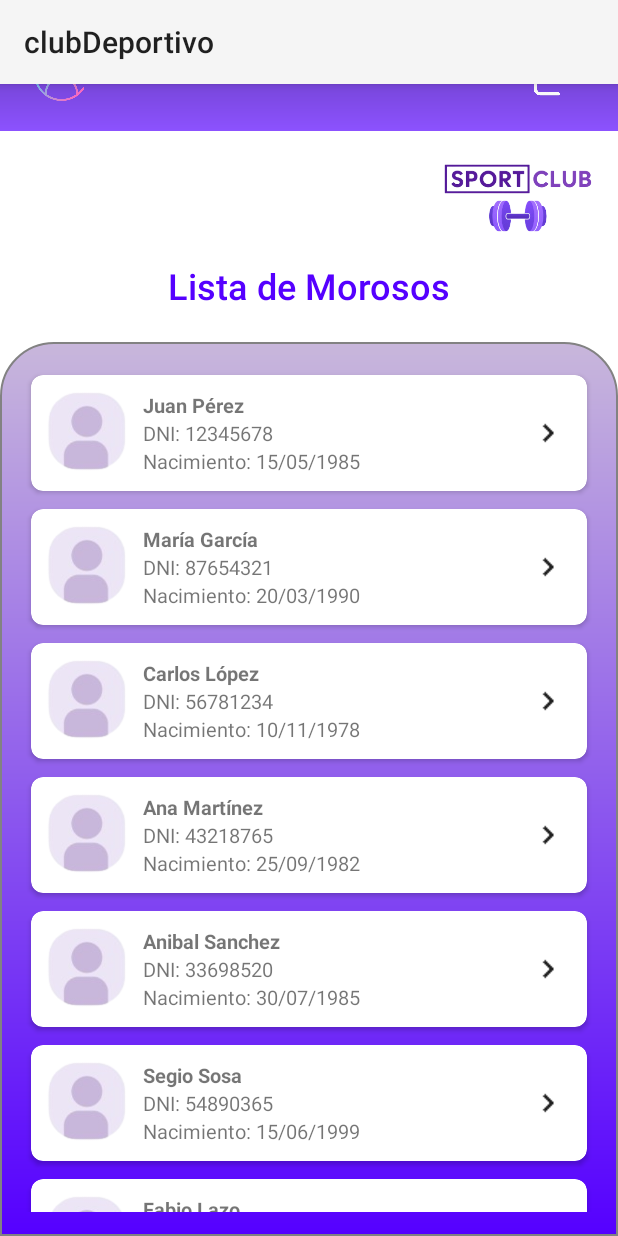
After one commit to Marl8/clubDeportivo-mobile-app, an Android app: the ListaMorososActivity screen opened directly, with no data from a screen before it, on a phone screen of 412 x 824 dp. The commit adds this screen. Run offline under Robolectric (Android 15) with nearby library versions, the light colour scheme and no system bars.

Commit message:
Add ListaMorososActivity

```diff
--- a/app/src/main/AndroidManifest.xml
+++ b/app/src/main/AndroidManifest.xml
@@ -13,9 +13,11 @@
         android:theme="@style/Theme.ClubDeportivo"
         tools:targetApi="31">
         <activity
+            android:name=".activities.ListaMorososActivity"
+            android:exported="false" />
+        <activity
             android:name=".activities.PagarCuotaActivity"
             android:exported="false" />
-
         <activity
             android:name=".activities.CarnetActivity"
             android:exported="false" />
--- /dev/null
+++ b/app/src/main/java/com/example/clubdeportivo/activities/ListaMorososActivity.kt
@@ -0,0 +1,78 @@
+package com.example.clubdeportivo.activities
+
+import android.os.Bundle
+import android.view.LayoutInflater
+import android.view.ViewGroup
+import android.widget.ImageButton
+import android.widget.TextView
+import android.widget.Toast
+import androidx.activity.enableEdgeToEdge
+import androidx.appcompat.app.AppCompatActivity
+import androidx.core.view.ViewCompat
+import androidx.core.view.WindowInsetsCompat
+import androidx.recyclerview.widget.LinearLayoutManager
+import androidx.recyclerview.widget.RecyclerView
+import com.example.clubdeportivo.R
+import com.example.clubdeportivo.utils.setupLogoutButton
+
+class ListaMorososActivity : AppCompatActivity() {
+
+    override fun onCreate(savedInstanceState: Bundle?) {
+        super.onCreate(savedInstanceState)
+        enableEdgeToEdge()
+        setContentView(R.layout.activity_lista_morosos)
+
+        // Funcionalidad del botón Exit
+        val btnExit: ImageButton = findViewById(R.id.btnExit)
+        setupLogoutButton(this, btnExit)
+
+        // Setea el titulo dinámicamente
+        val title = findViewById<TextView>(R.id.title_socio)
+        title.text = "Lista de Morosos"
+
+        // Configurar RecyclerView
+        val rvMorosos: RecyclerView = findViewById(R.id.rvMorosos)
+        rvMorosos.layoutManager = LinearLayoutManager(this)
+
+        // Datos de prueba (nombre, dni, fecha)
+        val socios = listOf(
+            Triple("Juan Pérez", "12345678", "15/05/1985"),
+            Triple("María García", "87654321", "20/03/1990"),
+            Triple("Carlos López", "56781234", "10/11/1978"),
+            Triple("Ana Martínez", "43218765", "25/09/1982"),
+            Triple("Anibal Sanchez", "33698520", "30/07/1985"),
+            Triple("Segio Sosa", "54890365", "15/06/1999"),
+            Triple("Fabio Lazo", "29852047", "12/09/1981"),
+            Triple("Silvia Gonzalez", "40682127", "06/02/1991")
+        )
+
+        /**
+         * Adapter
+         *
+         * Adapter: Convierte los datos en elementos visuales
+         *
+         * RecyclerView: Muestra los elementos en pantalla
+         * */
+
+        rvMorosos.adapter = object : RecyclerView.Adapter<RecyclerView.ViewHolder>() {
+
+            // 1. onCreateViewHolder - Infla el layout de cada ítem
+            override fun onCreateViewHolder(parent: ViewGroup, viewType: Int): RecyclerView.ViewHolder {
+                val view = layoutInflater.inflate(R.layout.component_list_socios, parent, false)
+                return object : RecyclerView.ViewHolder(view){}
+            }
+
+            // 2. onBindViewHolder - Asigna los datos a las vistas
+            override fun onBindViewHolder(holder: RecyclerView.ViewHolder, position: Int) {
+                val (nombre, dni, fechaNac) = socios[position]
+
+                holder.itemView.apply {
+                    findViewById<TextView>(R.id.editTextText).text = nombre
+                    findViewById<TextView>(R.id.txtDni).text = "DNI: $dni"
+                    findViewById<TextView>(R.id.txtFech_nacimiento).text = "Nacimiento: $fechaNac"
+                }
+            }
+            override fun getItemCount(): Int = socios.size
+        }
+    }
+}
--- a/app/src/main/java/com/example/clubdeportivo/activities/MenuActivity.kt
+++ b/app/src/main/java/com/example/clubdeportivo/activities/MenuActivity.kt
@@ -22,6 +22,7 @@ class MenuActivity : AppCompatActivity() {
         val btnNoSocio: ImageButton = findViewById(R.id.btnNoSocio)
         val btnCarnet: ImageButton = findViewById(R.id.btnCarnet)
         val btnCuota: ImageButton = findViewById(R.id.btnPagoCuota)
+        val btnListaMorosos: ImageButton = findViewById(R.id.btnListaMorosos)
 
         btnSocio.setOnClickListener{
             val intent = Intent(this, InscribirSocioActivity::class.java)
@@ -42,5 +43,10 @@ class MenuActivity : AppCompatActivity() {
             val intent = Intent(this, PagarCuotaActivity::class.java)
             startActivity(intent)
         }
+
+        btnListaMorosos.setOnClickListener {
+            val intent = Intent(this, ListaMorososActivity::class.java)
+            startActivity(intent)
+        }
     }
 }
--- /dev/null
+++ b/app/src/main/res/layout/activity_lista_morosos.xml
@@ -0,0 +1,33 @@
+<?xml version="1.0" encoding="utf-8"?>
+<LinearLayout xmlns:android="http://schemas.android.com/apk/res/android"
+    xmlns:tools="http://schemas.android.com/tools"
+    android:id="@+id/menu"
+    android:layout_width="match_parent"
+    android:orientation="vertical"
+    android:layout_height="match_parent"
+    android:background="@color/white"
+    tools:context=".activities.ListaMorososActivity">
+
+    <include layout="@layout/component_header_layout" />
+    <include layout="@layout/component_logo_layout" />
+
+    <LinearLayout
+        android:id="@+id/body"
+        android:layout_width="match_parent"
+        android:layout_height="0dp"
+        android:layout_weight="1"
+        android:background="@drawable/container_gradient"
+        android:gravity="center_horizontal"
+        android:orientation="vertical"
+        android:padding="16dp">
+
+        <androidx.recyclerview.widget.RecyclerView
+            android:id="@+id/rvMorosos"
+            android:layout_width="match_parent"
+            android:layout_height="match_parent"
+            android:clipToPadding="false"
+            android:layout_margin="0dp"
+            android:paddingBottom="70dp"
+            tools:listitem="@layout/component_list_socios" />
+    </LinearLayout>
+</LinearLayout>
--- /dev/null
+++ b/app/src/main/res/layout/component_list_socios.xml
@@ -0,0 +1,78 @@
+<?xml version="1.0" encoding="utf-8"?>
+<androidx.cardview.widget.CardView xmlns:android="http://schemas.android.com/apk/res/android"
+    xmlns:app="http://schemas.android.com/apk/res-auto"
+    android:layout_width="match_parent"
+    android:layout_height="wrap_content"
+    app:cardCornerRadius="8dp"
+    app:cardElevation="2dp"
+    app:cardUseCompatPadding="true">
+
+    <LinearLayout
+        android:id="@+id/container_imagen"
+        android:layout_width="wrap_content"
+        android:layout_height="wrap_content"
+        android:orientation="horizontal"
+        android:padding="5dp">
+
+        <ImageView
+            android:id="@+id/socio_img"
+            android:layout_width="64dp"
+            android:layout_height="64dp"
+            android:layout_weight="0"
+            android:padding="5dp"
+            android:scaleType="fitStart"
+            app:srcCompat="@drawable/ic_list_user_img" />
+
+        <LinearLayout
+            android:id="@+id/items_container"
+            android:layout_width="255dp"
+            android:layout_height="wrap_content"
+            android:background="?attr/selectableItemBackground"
+            android:clickable="true"
+            android:focusable="true"
+            android:orientation="vertical"
+            android:padding="5dp">
+
+            <TextView
+                android:id="@+id/editTextText"
+                android:layout_width="match_parent"
+                android:layout_height="wrap_content"
+                android:background="#FFFFFF"
+                android:ems="10"
+                android:inputType="text"
+                android:text="Nombre"
+                android:textSize="13sp"
+                android:textStyle="bold" />
+
+            <TextView
+                android:id="@+id/txtDni"
+                android:layout_width="match_parent"
+                android:layout_height="wrap_content"
+                android:background="#FFFFFF"
+                android:ems="10"
+                android:inputType="text"
+                android:text="Dni"
+                android:textSize="13sp" />
+
+            <TextView
+                android:id="@+id/txtFech_nacimiento"
+                android:layout_width="match_parent"
+                android:layout_height="wrap_content"
+                android:background="#FFFFFF"
+                android:ems="10"
+                android:inputType="text"
+                android:text="Fecha de nacimiento"
+                android:textSize="13sp" />
+        </LinearLayout>
+
+        <ImageButton
+            android:id="@+id/imageButton"
+            android:layout_width="51dp"
+            android:layout_height="50dp"
+            android:layout_weight="1"
+            android:background="@color/white"
+            android:layout_gravity="center"
+            app:srcCompat="@drawable/ic_arrow_button"
+            android:contentDescription="User imagine"/>
+    </LinearLayout>
+</androidx.cardview.widget.CardView>
```
Also changed, not shown: app/src/main/res/drawable/ic_arrow_button.png (added), app/src/main/res/drawable/ic_list_user_img.png (added).
